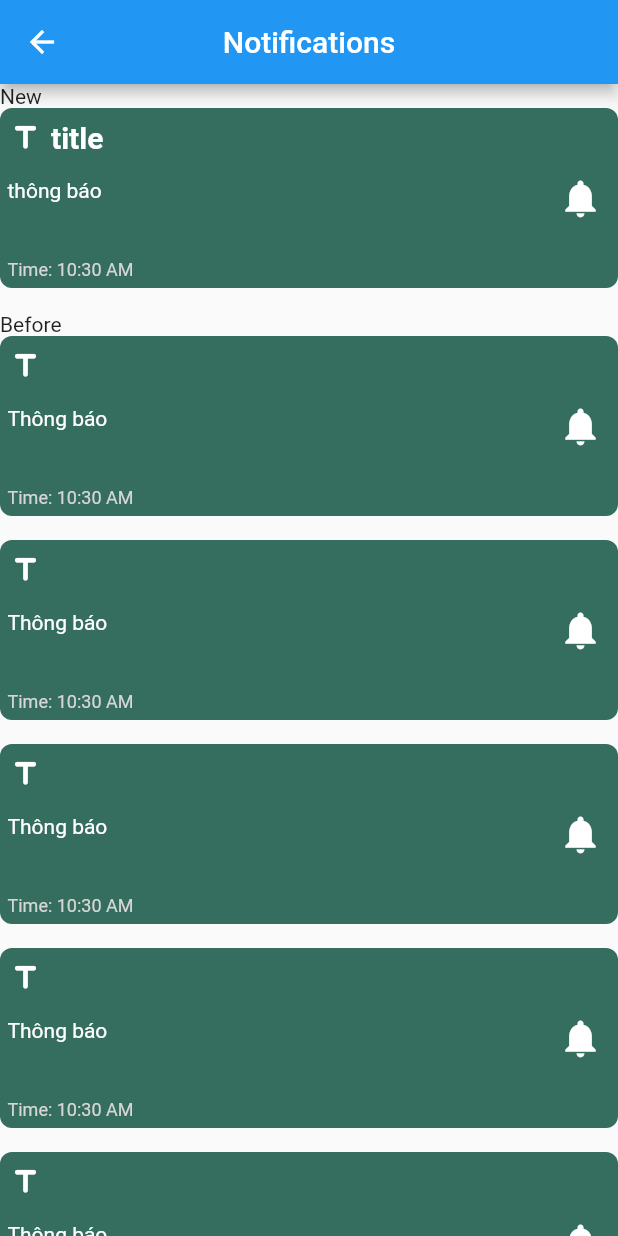
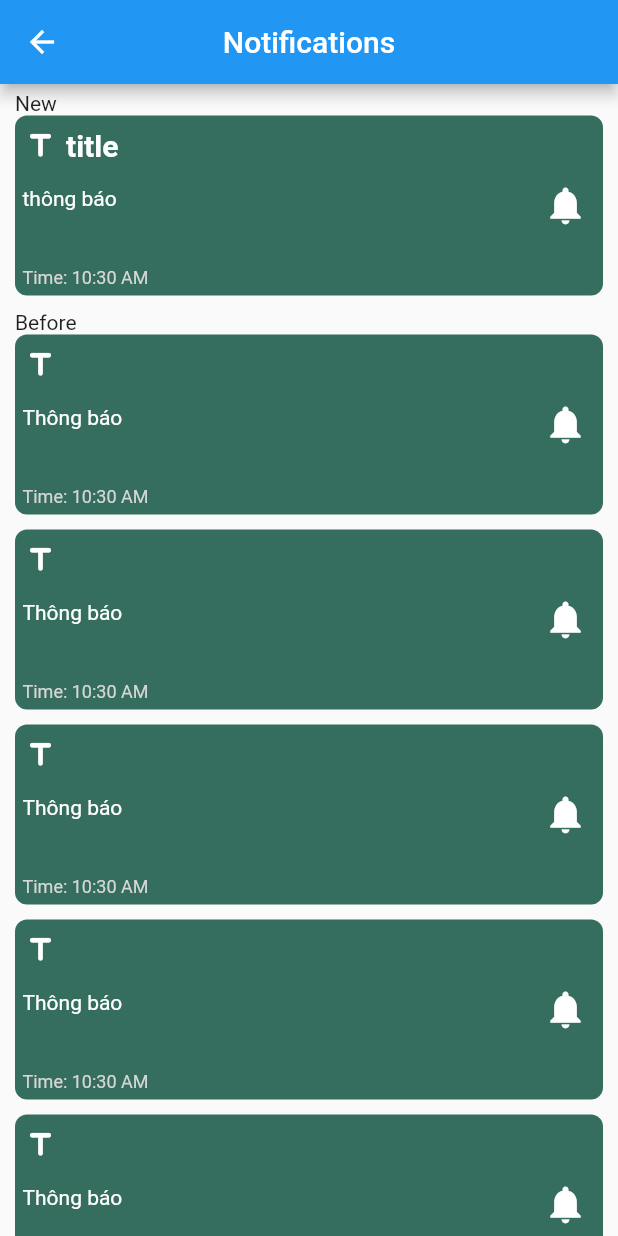
Before and after one commit to nguyenngocthach1403/House-Management-App, a Flutter app: the NotificationScreen screen opened directly, on a phone screen of 412 x 824 dp. Run offline on Flutter 3.47's test engine with Material 2 defaults, Android fonts, the light colour scheme and no system bars; our stand-ins replace cloud_firestore, firebase_auth, firebase_core, shared_preferences; missing offline and left inert: dart:ffi; accounts and stored records are empty.

Commit message:
Add navigation event to notifications screen

```diff
--- a/house_management_app/lib/main.dart
+++ b/house_management_app/lib/main.dart
@@ -9,6 +9,7 @@ import 'package:house_management_app/views/home_page.dart';
 //import 'package:house_management_app/light_object/light_screen.dart';
 //import 'package:house_management_app/views/notification_page.dart';
 import 'package:firebase_core/firebase_core.dart';
+import 'package:house_management_app/views/notification_page.dart';
 import 'package:shared_preferences/shared_preferences.dart';
 import 'firebase_options.dart';
 
@@ -35,7 +36,8 @@ class MyApp extends StatelessWidget {
         "/": (context) => WelcomeScreen(),
         "/signin": (context) => SignInScreen(),
         "/signup": (context) => SignUpScreen(),
-        "/homepage": (context) => HomeScreen()
+        "/homepage": (context) => HomeScreen(),
+        '/notifications': (context) => NotificationScreen()
       },
     );
   }
--- a/house_management_app/lib/views/home_page.dart
+++ b/house_management_app/lib/views/home_page.dart
@@ -215,12 +215,17 @@ class _HomeScreenState extends State<HomeScreen> {
                       ),
                       Padding(
                         padding: const EdgeInsets.fromLTRB(15, 0, 10, 0),
+                        child: GestureDetector(
+                          onTap: () {
+                            Navigator.pushNamed(context, '/notifications');
+                          },
                           child: NotificationItem(
                               iconData: Icons.notifications,
                               message:
                                   "Nhiet do ngoai troi ddang o muc kha cao hay dung kem chong nang khi ra ngoai",
                               title: "Nhiet do ngoai troi hien tai",
                               time: TimeOfDay.now()),
+                        ),
                       )
                     ],
                   ),
--- a/house_management_app/lib/views/notification.dart
+++ b/house_management_app/lib/views/notification.dart
@@ -16,7 +16,7 @@ class NotificationItem extends StatelessWidget {
   Widget build(BuildContext context) {
     return Container(
         height: 120,
-        margin: EdgeInsets.only(bottom: 16),
+        margin: EdgeInsets.only(bottom: 10),
         decoration: BoxDecoration(
             borderRadius: BorderRadius.circular(8),
             color: Color.fromRGBO(53, 110, 95, 1)),
--- a/house_management_app/lib/views/notification_page.dart
+++ b/house_management_app/lib/views/notification_page.dart
@@ -20,9 +20,9 @@ class _NotificationScreenState extends State<NotificationScreen> {
           title: Text("Notifications"),
           centerTitle: true,
         ),
-        body:
-
-            ListView(
+        body: Padding(
+          padding: EdgeInsets.fromLTRB(10, 5, 10, 0),
+          child: ListView(
             children: [
               Text("New"),
               NotificationItem(
@@ -33,7 +33,7 @@ class _NotificationScreenState extends State<NotificationScreen> {
               Text("Before"),
               NotificationColumn()
             ],
-        )
-        );
+          ),
+        ));
   }
 }
```
Lines whose indentation alone changed are shown as unchanged.
